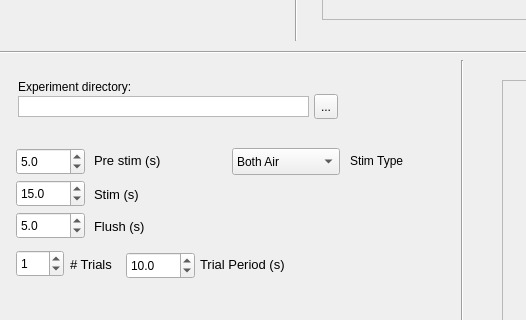
SashaRayshubskiy/fly_tracker, file fly_tracker_gui.ui: the form before one commit; both pictures show x 0 to 526 and y 296 to 616 of the 1343 by 886 pixel window.
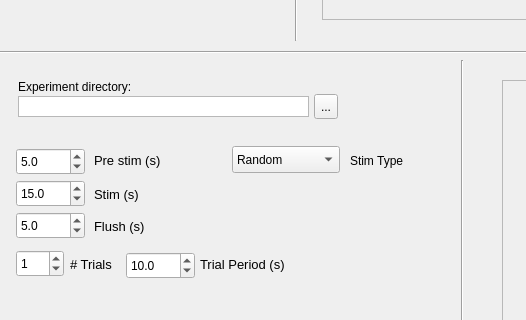
The form after the commit.

```diff
--- a/fly_tracker_gui.ui
+++ b/fly_tracker_gui.ui
@@ -489,14 +489,14 @@
     <property name="geometry">
      <rect>
       <x>232</x>
-      <y>444</y>
+      <y>442</y>
       <width>108</width>
       <height>27</height>
      </rect>
     </property>
     <item>
      <property name="text">
-      <string>Both Air</string>
+      <string>Random</string>
      </property>
     </item>
     <item>
```
Left out of the diff: 11 changed lines with no effect on the pictures.
